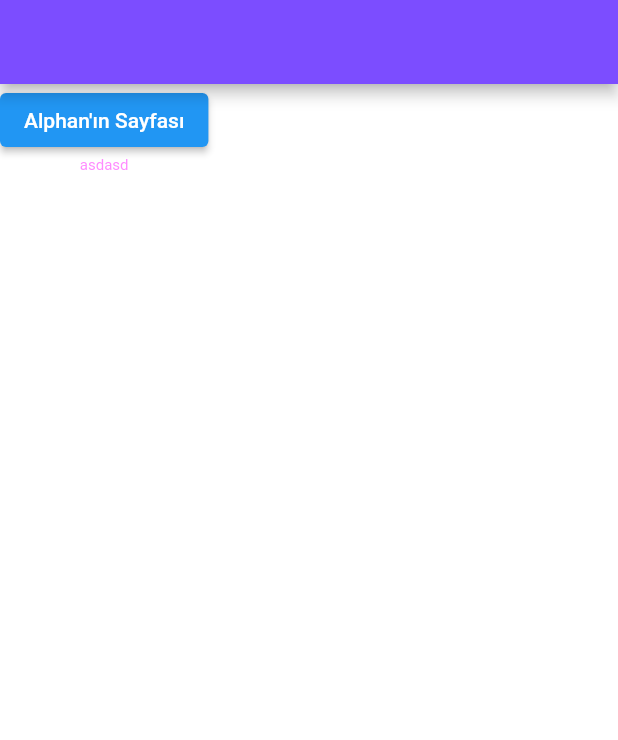
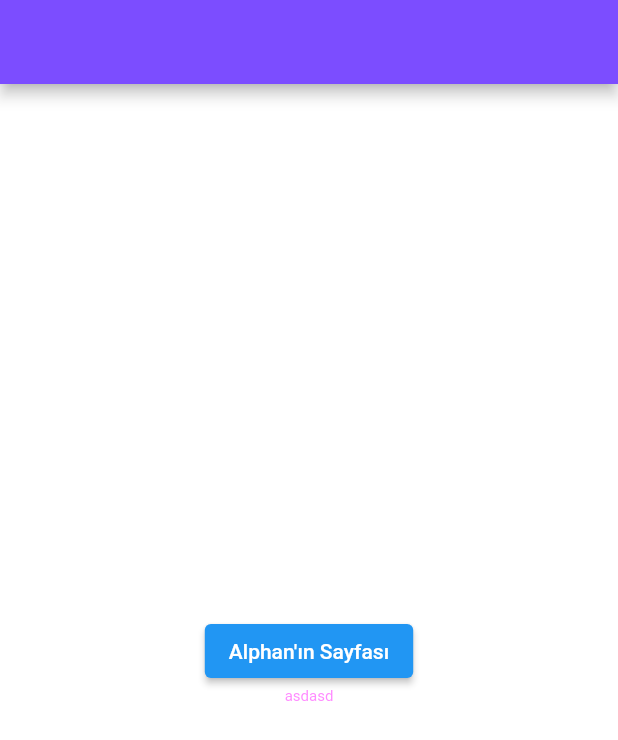
Before and after one commit to umutcanceyhan7/FlutterRecipeApp, a Flutter app: the screen it shows after launch, on a phone screen of 412 x 824 dp. Shown: the top 740 px of the screen. Run offline on Flutter 3.47's test engine with Material 2 defaults, Android fonts, the phone set to English and light mode, and no system bars; Roboto replaces fonts that are missing (Futura).

Commit message:
Ana Sayfa butonlarını ortaya aldık

```diff
--- a/lib/screens/mainpage/home_screen.dart
+++ b/lib/screens/mainpage/home_screen.dart
@@ -15,12 +15,20 @@ class HomeScreen extends StatelessWidget {
    return Scaffold(
      appBar: AppBar(),
       body: Column(
+        mainAxisAlignment: MainAxisAlignment.center,
+        crossAxisAlignment: CrossAxisAlignment.center,
         children: <Widget>[
-          ElevatedButton(
-            onPressed: () {
-              Navigator.pushNamed(context, '/AlphanYemek');
-            },
-              child: Text('Alphan\'ın Sayfası'),
+          Row(
+            mainAxisAlignment: MainAxisAlignment.center,
+            crossAxisAlignment: CrossAxisAlignment.center,
+            children: [
+              ElevatedButton(
+                onPressed: () {
+                  Navigator.pushNamed(context, '/AlphanYemek');
+                },
+                  child: Text('Alphan\'ın Sayfası'),
+              ),
+            ],
           ),
           Text('asdasd'),
         ],
```
